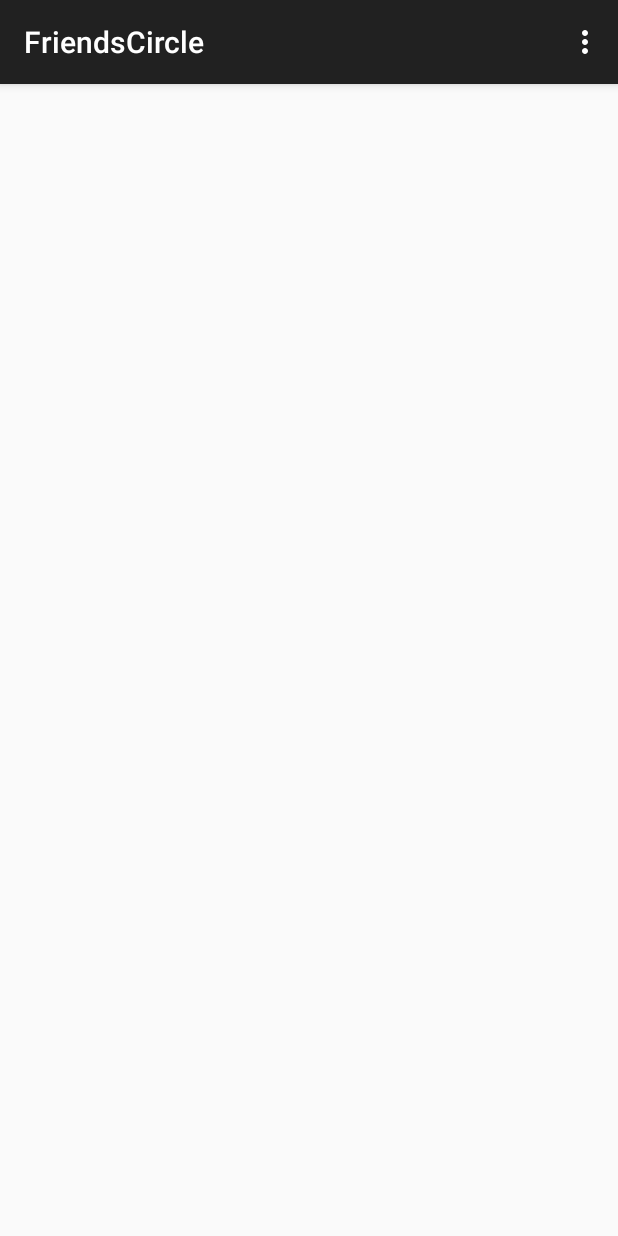
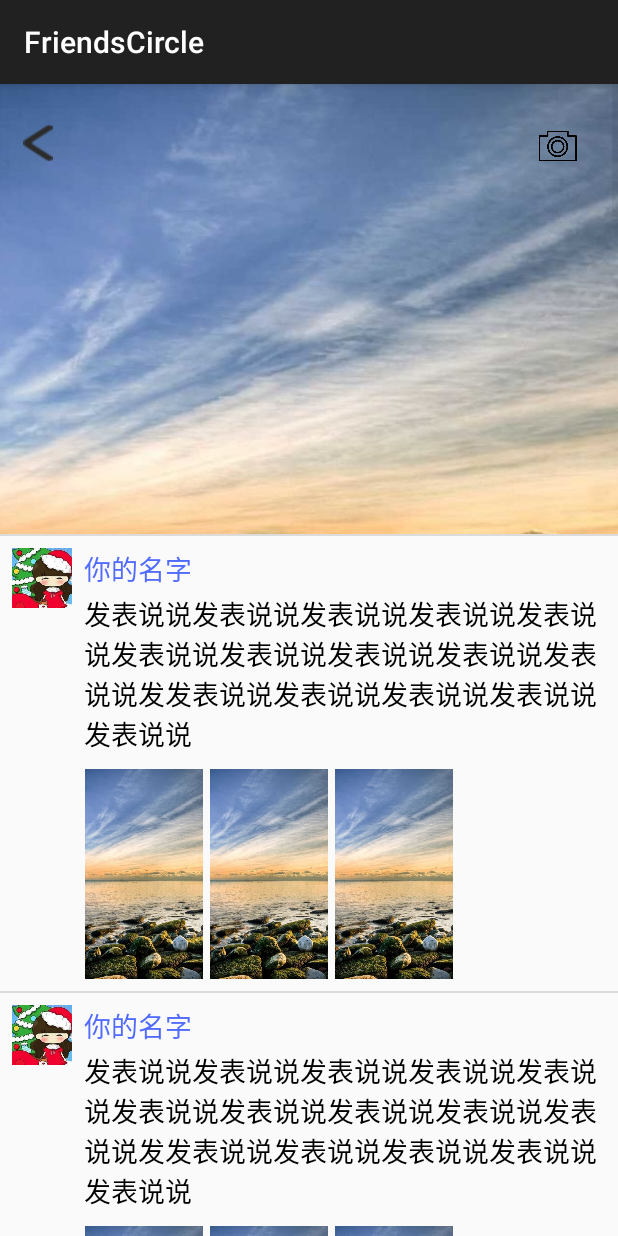
Before and after one commit to way-zai/WeChat, an Android app: the FriendsCircle screen opened directly, with no data from a screen before it, on a phone screen of 412 x 824 dp. Run offline under Robolectric (Android 15) with nearby library versions, the phone set to English and light mode, and no system bars.

Commit message:
Add friend adapter

```diff
--- a/app/src/main/java/com/example/wayzai/wechat/FriendsCircle.java
+++ b/app/src/main/java/com/example/wayzai/wechat/FriendsCircle.java
@@ -2,8 +2,14 @@ package com.example.wayzai.wechat;
 
 import android.support.v7.app.ActionBarActivity;
 import android.os.Bundle;
-import android.view.Menu;
-import android.view.MenuItem;
+import android.view.LayoutInflater;
+import android.view.View;
+import android.widget.ListView;
+import com.example.wayzai.wechat.adapter.FriendAdapter;
+
+import java.util.Arrays;
+import java.util.List;
+
 
 
 public class FriendsCircle extends ActionBarActivity {
@@ -12,27 +18,16 @@ public class FriendsCircle extends ActionBarActivity {
     protected void onCreate(Bundle savedInstanceState) {
         super.onCreate(savedInstanceState);
         setContentView(R.layout.activity_friends_circle);
-    }
 
-    @Override
-    public boolean onCreateOptionsMenu(Menu menu) {
-        // Inflate the menu; this adds items to the action bar if it is present.
-        getMenuInflater().inflate(R.menu.menu_friends_circle, menu);
-        return true;
-    }
+        final LayoutInflater inflater = LayoutInflater.from(this);
+        View headView = inflater.inflate(R.layout.head_list, null, false);
 
-    @Override
-    public boolean onOptionsItemSelected(MenuItem item) {
-        // Handle action bar item clicks here. The action bar will
-        // automatically handle clicks on the Home/Up button, so long
-        // as you specify a parent activity in AndroidManifest.xml.
-        int id = item.getItemId();
 
-        //noinspection SimplifiableIfStatement
-        if (id == R.id.action_settings) {
-            return true;
-        }
+        ListView friendList=(ListView)findViewById(R.id.frined_list);
 
-        return super.onOptionsItemSelected(item);
+        List friends= Arrays.asList("a","a","a","a","a","a","a","a","a","a","a","a","a","a","a","a","a","a","a","a","a");
+        FriendAdapter  adapter=new FriendAdapter(this,R.layout.friend_item,friends);
+        friendList.addHeaderView(headView);
+        friendList.setAdapter(adapter);
     }
 }
--- /dev/null
+++ b/app/src/main/java/com/example/wayzai/wechat/adapter/FriendAdapter.java
@@ -0,0 +1,28 @@
+package com.example.wayzai.wechat.adapter;
+
+import android.content.Context;
+import android.view.LayoutInflater;
+import android.view.View;
+import android.view.ViewGroup;
+import android.widget.ArrayAdapter;
+import java.util.List;
+
+/**
+ * Created by cjj on 2018/12/11.
+ */
+public class FriendAdapter extends ArrayAdapter{
+
+    private int resourcesId;
+
+    public FriendAdapter(Context context, int resource,List friends) {
+        super(context, resource,friends);
+        this.resourcesId=resource;
+    }
+    @Override
+    public View getView(int position, View convertView, ViewGroup parent){
+        if(convertView==null)
+            convertView= LayoutInflater.from(getContext()).inflate(resourcesId,parent,false);
+
+        return convertView;
+    }
+}
--- a/app/src/main/res/layout/activity_friends_circle.xml
+++ b/app/src/main/res/layout/activity_friends_circle.xml
@@ -1,12 +1,16 @@
 <RelativeLayout xmlns:android="http://schemas.android.com/apk/res/android"
     xmlns:tools="http://schemas.android.com/tools"
+
     android:layout_width="match_parent"
     android:layout_height="match_parent"
-    tools:context="com.example.wayzai.wechat.FriendsCircle">
+    tools:context="com.example.wayzai.wechat.FriendActivity">
+
 
     <ListView
         android:layout_width="match_parent"
-        android:layout_height="wrap_content">
+        android:layout_height="wrap_content"
+        android:id="@+id/frined_list"
+        >
 
     </ListView>
 
--- /dev/null
+++ b/app/src/main/res/layout/friend_item.xml
@@ -0,0 +1,82 @@
+<?xml version="1.0" encoding="utf-8"?>
+<LinearLayout
+    xmlns:android="http://schemas.android.com/apk/res/android"
+    android:layout_width="match_parent"
+    android:layout_height="wrap_content"
+    android:orientation="horizontal"
+    android:padding="8dp"
+    >
+
+    <ImageView
+        android:layout_width="40dp"
+        android:layout_height="40dp"
+        android:src="@drawable/head"
+        android:id="@+id/img_header"
+        />
+
+    <RelativeLayout
+        android:layout_width="match_parent"
+        android:layout_height="wrap_content"
+        android:layout_marginLeft="8dp"
+        >
+
+        <TextView
+            android:layout_width="wrap_content"
+            android:layout_height="wrap_content"
+            android:id="@+id/name"
+            android:text="你的名字"
+            android:textColor="#ff516bff"
+            android:layout_marginBottom="3dp"
+            android:textSize="18sp"
+            />
+
+        <TextView
+            android:layout_width="wrap_content"
+            android:layout_height="wrap_content"
+            android:id="@+id/content"
+            android:layout_below="@+id/name"
+            android:layout_alignLeft="@id/name"
+            android:text="发表说说发表说说发表说说发表说说发表说说发表说说发表说说发表说说发表说说发表说说发发表说说发表说说发表说说发表说说发表说说"
+            android:textColor="#000000"
+            android:layout_marginBottom="10dp"
+            android:textSize="18sp"
+            />
+        <LinearLayout
+            android:layout_width="match_parent"
+            android:layout_height="wrap_content"
+            android:layout_below="@+id/content"
+            android:layout_alignLeft="@+id/content"
+            android:orientation="horizontal"
+            >
+
+            <ImageView
+                android:layout_width="80dp"
+                android:layout_height="140dp"
+                android:id="@+id/img_content1"
+                android:src="@drawable/bk"
+                android:layout_marginRight="3dp"
+                />
+
+            <ImageView
+                android:layout_width="80dp"
+                android:layout_height="140dp"
+                android:id="@+id/img_content3"
+                android:src="@drawable/bk"
+                android:layout_marginRight="3dp"
+                />
+
+            <ImageView
+                android:layout_width="80dp"
+                android:layout_height="140dp"
+                android:id="@+id/img_content2"
+                android:src="@drawable/bk"
+                android:layout_marginRight="3dp"
+                />
+
+        </LinearLayout>
+
+    </RelativeLayout>
+
+
+
+</LinearLayout>
--- /dev/null
+++ b/app/src/main/res/layout/head_list.xml
@@ -0,0 +1,37 @@
+<?xml version="1.0" encoding="utf-8"?>
+<RelativeLayout
+    xmlns:android="http://schemas.android.com/apk/res/android"
+    android:layout_width="match_parent"
+    android:layout_height="match_parent">
+
+        />
+    <ImageView
+        android:layout_width="match_parent"
+        android:layout_height="300dp"
+        android:id="@+id/bk_header"
+        android:background="@drawable/head_img"
+        />
+
+    <ImageButton
+        android:layout_width="20dp"
+        android:layout_height="24dp"
+        android:background="@drawable/icon_back"
+        android:layout_alignParentLeft="true"
+        android:layout_marginLeft="15dp"
+        android:layout_marginTop="27dp"
+        android:id="@+id/back"
+        />
+
+
+
+    <ImageButton
+        android:layout_width="50dp"
+        android:layout_height="50dp"
+        android:background="@drawable/camera"
+        android:layout_alignParentRight="true"
+        android:layout_marginRight="15dp"
+        android:layout_marginTop="15dp"
+        android:id="@+id/publish"
+        />
+
+</RelativeLayout>
```
Also changed, not shown: app/src/main/res/drawable/bk.jpg (added), app/src/main/res/drawable/camera.png (added), app/src/main/res/drawable/head.jpg (added), app/src/main/res/drawable/head_img.jpg (added).
